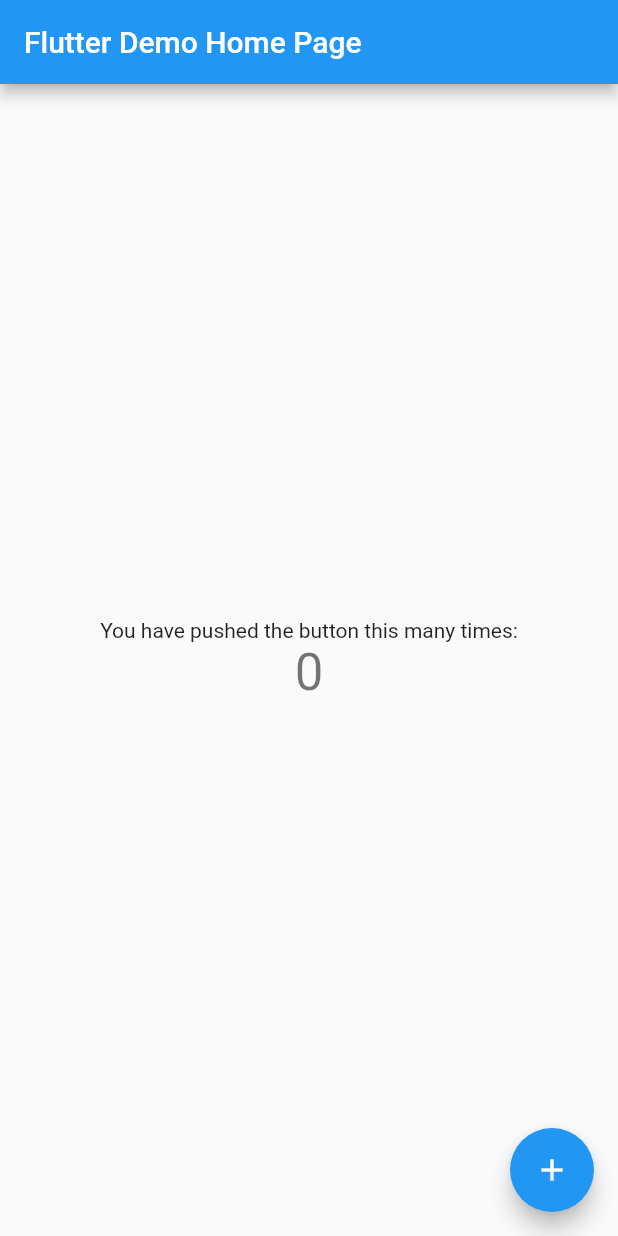
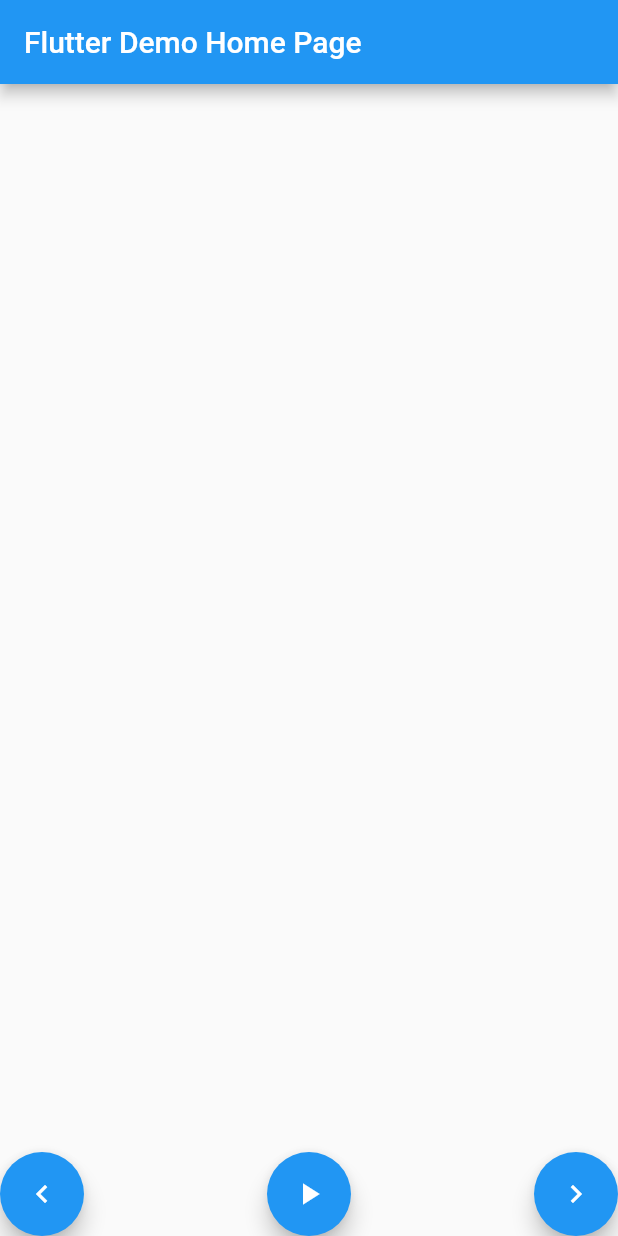
Before and after one commit to anjrew/flutter-hackathon-Aphasia-3amigos, a Flutter app: the screen it shows after launch, on a phone screen of 412 x 824 dp. Run offline on Flutter 3.47's test engine with Material 2 defaults, Android fonts, the phone set to English and light mode, and no system bars.

Commit message:
Main Page Ui

```diff
--- a/lib/main.dart
+++ b/lib/main.dart
@@ -1,4 +1,6 @@
+import 'package:aphasia_saviour/services/BottomButton.dart';
 import 'package:flutter/material.dart';
+import 'dart:math';
 
 void main() => runApp(MyApp());
 
@@ -44,16 +46,13 @@ class MyHomePage extends StatefulWidget {
 }
 
 class _MyHomePageState extends State<MyHomePage> {
-  int _counter = 0;
+  String _selectedWord = "";
+  List<String> _array = ["Hello", "Bye", "Ciao"];
+  var rnd = new Random();
 
-  void _incrementCounter() {
+  void _nextWord() {
     setState(() {
-      // This call to setState tells the Flutter framework that something has
-      // changed in this State, which causes it to rerun the build method below
-      // so that the display can reflect the updated values. If we changed
-      // _counter without calling setState(), then the build method would not be
-      // called again, and so nothing would appear to happen.
-      _counter++;
+      _selectedWord = _array[rnd.nextInt(_array.length)];
     });
   }
 
@@ -71,7 +70,9 @@ class _MyHomePageState extends State<MyHomePage> {
         // the App.build method, and use it to set our appbar title.
         title: Text(widget.title),
       ),
-      body: Center(
+      body: Stack(
+        children: <Widget>[
+          Center(
             // Center is a layout widget. It takes a single child and positions it
             // in the middle of the parent.
             child: Column(
@@ -92,20 +93,40 @@ class _MyHomePageState extends State<MyHomePage> {
               mainAxisAlignment: MainAxisAlignment.center,
               children: <Widget>[
                 Text(
-              'You have pushed the button this many times:',
-            ),
-            Text(
-              '$_counter',
+                  '$_selectedWord',
                   style: Theme.of(context).textTheme.headline4,
                 ),
               ],
             ),
           ),
-      floatingActionButton: FloatingActionButton(
-        onPressed: _incrementCounter,
-        tooltip: 'Increment',
-        child: Icon(Icons.add),
-      ), // This trailing comma makes auto-formatting nicer for build methods.
+          BottomButton(
+            alignment: Alignment.bottomLeft,
+            icon: Icons.navigate_before,
+            tooltip: "Back",
+            onButtonPressed: () {
+              //_previousWord();
+            },
+          ),
+          BottomButton(
+            alignment: Alignment.bottomCenter,
+            icon: Icons.play_arrow,
+            tooltip: "Hear Sound",
+            onButtonPressed: () {
+              //play();
+            },
+          ),
+          BottomButton(
+            alignment: Alignment.bottomRight,
+            icon: Icons.navigate_next,
+            tooltip: "Next",
+            onButtonPressed: () {
+              _nextWord();
+            },
+          ),
+        ],
+      ),
+
+      // This trailing comma makes auto-formatting nicer for build methods.
     );
   }
 }
--- /dev/null
+++ b/lib/services/BottomButton.dart
@@ -0,0 +1,24 @@
+import 'package:flutter/material.dart';
+
+class BottomButton extends StatelessWidget {
+  const BottomButton(
+      {this.onButtonPressed, this.alignment, this.tooltip, this.icon});
+  final ButtonCallback onButtonPressed;
+  final Alignment alignment;
+  final String tooltip;
+  final IconData icon;
+
+  @override
+  Widget build(BuildContext context) {
+    return Align(
+      alignment: this.alignment,
+      child: FloatingActionButton(
+        onPressed: this.onButtonPressed,
+        tooltip: this.tooltip,
+        child: Icon(this.icon),
+      ),
+    );
+  }
+}
+
+typedef ButtonCallback = void Function();
```
Lines whose indentation alone changed are shown as unchanged.
